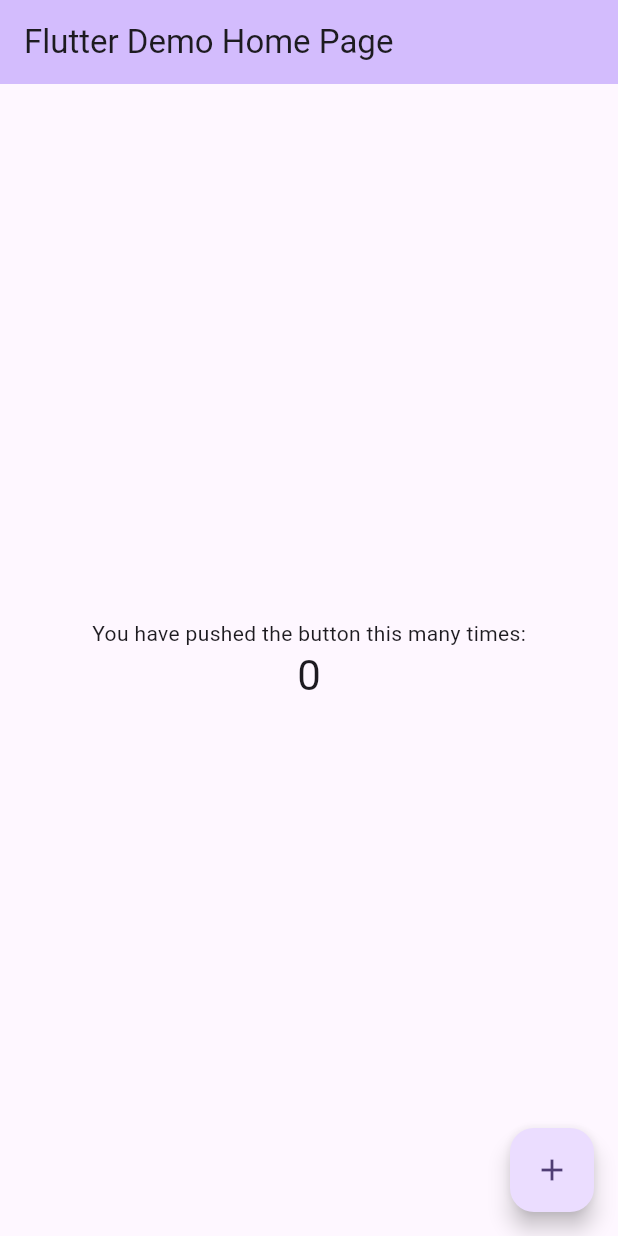
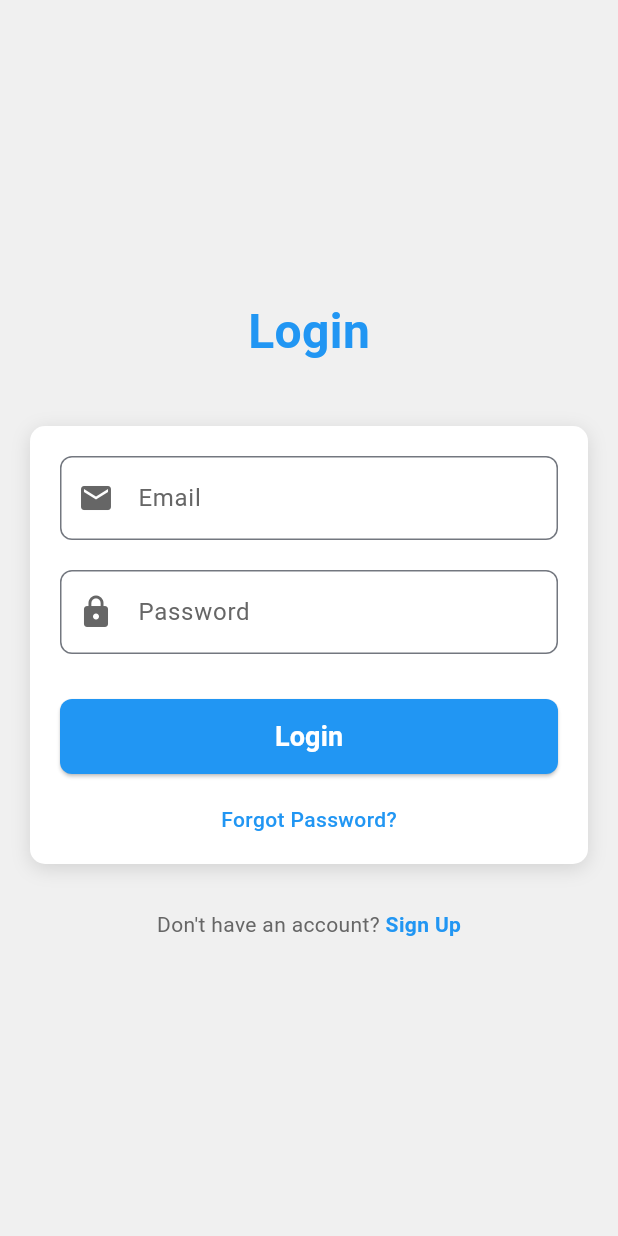
Before and after one commit to hasan7575/flutter_riverpod_tutorials, a Flutter app: the screen it shows after launch, on a phone screen of 412 x 824 dp. Run offline on Flutter 3.47's test engine with Material 3 defaults, Android fonts, the phone set to English and light mode, and no system bars.

Commit message:
Add Flutter login screen tutorial: widget extraction and clean code
- Refactor login UI into reusable custom widgets
- Create CustomTextField for consistent input styling
- Add CustomButton with loading state support
- Extract SignUpLink as separate component
- Implement LoginCard with proper shadow and styling
- Add utility constants for colors, sizes, and text styles
- Convert main app to demonstrate clean login screen
- Structure project for YouTube tutorial on Flutter widget extraction

🤖 Generated with [Claude Code](https://claude.ai/code)

Co-Authored-By: Claude <noreply@anthropic.com>

```diff
--- a/lib/main.dart
+++ b/lib/main.dart
@@ -1,4 +1,7 @@
 import 'package:flutter/material.dart';
+import 'package:flutter_tutorials/pages/clean_login_screen.dart';
+import 'pages/messy_login_screen.dart';
+// import 'pages/clean_login_screen.dart';
 
 void main() {
   runApp(const MyApp());
@@ -7,92 +10,15 @@ void main() {
 class MyApp extends StatelessWidget {
   const MyApp({super.key});
 
-  // This widget is the root of your application.
   @override
   Widget build(BuildContext context) {
     return MaterialApp(
-      title: 'Flutter Demo',
+      title: 'Clean Code Tutorial',
+      debugShowCheckedModeBanner: false,
       theme: ThemeData(
-        colorScheme: ColorScheme.fromSeed(seedColor: Colors.deepPurple),
+        colorScheme: ColorScheme.fromSeed(seedColor: Colors.blue),
       ),
-      home: const MyHomePage(title: 'Flutter Demo Home Page'),
+      home: const CleanLoginScreen(),
     );
   }
 }
-
-class MyHomePage extends StatefulWidget {
-  const MyHomePage({super.key, required this.title});
-
-  final String title;
-
-  @override
-  State<MyHomePage> createState() => _MyHomePageState();
-}
-
-class _MyHomePageState extends State<MyHomePage> {
-  int _counter = 0;
-
-  void _incrementCounter() {
-    setState(() {
-      // This call to setState tells the Flutter framework that something has
-      // changed in this State, which causes it to rerun the build method below
-      // so that the display can reflect the updated values. If we changed
-      // _counter without calling setState(), then the build method would not be
-      // called again, and so nothing would appear to happen.
-      _counter++;
-    });
-  }
-
-  @override
-  Widget build(BuildContext context) {
-    // This method is rerun every time setState is called, for instance as done
-    // by the _incrementCounter method above.
-    //
-    // The Flutter framework has been optimized to make rerunning build methods
-    // fast, so that you can just rebuild anything that needs updating rather
-    // than having to individually change instances of widgets.
-    return Scaffold(
-      appBar: AppBar(
-        // TRY THIS: Try changing the color here to a specific color (to
-        // Colors.amber, perhaps?) and trigger a hot reload to see the AppBar
-        // change color while the other colors stay the same.
-        backgroundColor: Theme.of(context).colorScheme.inversePrimary,
-        // Here we take the value from the MyHomePage object that was created by
-        // the App.build method, and use it to set our appbar title.
-        title: Text(widget.title),
-      ),
-      body: Center(
-        // Center is a layout widget. It takes a single child and positions it
-        // in the middle of the parent.
-        child: Column(
-          // Column is also a layout widget. It takes a list of children and
-          // arranges them vertically. By default, it sizes itself to fit its
-          // children horizontally, and tries to be as tall as its parent.
-          //
-          // Column has various properties to control how it sizes itself and
-          // how it positions its children. Here we use mainAxisAlignment to
-          // center the children vertically; the main axis here is the vertical
-          // axis because Columns are vertical (the cross axis would be
-          // horizontal).
-          //
-          // TRY THIS: Invoke "debug painting" (choose the "Toggle Debug Paint"
-          // action in the IDE, or press "p" in the console), to see the
-          // wireframe for each widget.
-          mainAxisAlignment: MainAxisAlignment.center,
-          children: <Widget>[
-            const Text('You have pushed the button this many times:'),
-            Text(
-              '$_counter',
-              style: Theme.of(context).textTheme.headlineMedium,
-            ),
-          ],
-        ),
-      ),
-      floatingActionButton: FloatingActionButton(
-        onPressed: _incrementCounter,
-        tooltip: 'Increment',
-        child: const Icon(Icons.add),
-      ), // This trailing comma makes auto-formatting nicer for build methods.
-    );
-  }
-}
--- /dev/null
+++ b/lib/pages/clean_login_screen.dart
@@ -0,0 +1,75 @@
+import 'package:flutter/material.dart';
+import 'package:flutter_tutorials/utils/constants.dart';
+import 'package:flutter_tutorials/widgets/Sign_up_link.dart';
+import 'package:flutter_tutorials/widgets/login_card.dart';
+
+
+class CleanLoginScreen extends StatefulWidget {
+  const CleanLoginScreen({super.key});
+
+  @override
+  State<CleanLoginScreen> createState() => _CleanLoginScreenState();
+}
+
+class _CleanLoginScreenState extends State<CleanLoginScreen> {
+  TextEditingController emailController = TextEditingController();
+  TextEditingController passwordController = TextEditingController();
+  bool isLoading = false;
+  @override
+  Widget build(BuildContext context) {
+    return Scaffold(
+      backgroundColor: AppColors.background,
+      body: Padding(
+        padding: EdgeInsets.all(AppSizes.padding),
+        child: Center(
+          child: Column(
+            mainAxisAlignment: MainAxisAlignment.center,
+            children: [
+              _buildTitle(),
+              SizedBox(height: 40),
+              LoginCard(emailController: emailController,passwordController: passwordController,isLoading: isLoading,onLogin: _handleLogin),
+              SizedBox(height: 30),
+
+              SignUpLink()
+            ],
+          ),
+        ),
+      ),
+    );
+  }
+
+ Widget _buildTitle() {
+    return Container(
+      child: Text(
+        'Login',
+        style: AppTextStyles.title,
+      ),
+    );
+ }
+
+  void _handleLogin() {
+    setState(() {
+      isLoading = true;
+    });
+
+    Future.delayed(Duration(seconds: 2), () {
+      setState(() {
+        isLoading = false;
+      });
+      _showSuccessMessage();
+    });
+  }
+
+  void _showSuccessMessage() {
+    _showMessage("Login Successful!",AppColors.success);
+  }
+
+  void _showMessage(String message,Color backgroundColor) {
+    ScaffoldMessenger.of(context).showSnackBar(
+      SnackBar(
+        content: Text(message),
+        backgroundColor: backgroundColor,
+      ),
+    );
+  }
+}
--- /dev/null
+++ b/lib/utils/constants.dart
@@ -0,0 +1,60 @@
+import 'package:flutter/material.dart';
+
+class AppColors {
+  static const Color primary = Color(0xFF2196F3);
+  static const Color background = Color(0xFFF0F0F0);
+  static const Color surface = Colors.white;
+  static const Color textPrimary = Color(0xFF666666);
+  static const Color textSecondary = Color(0xFF999999);
+  static const Color border = Color(0xFFDDDDDD);
+  static const Color shadow = Colors.black12;
+  static const Color success = Colors.green;
+}
+
+class AppSizes {
+  static const double borderRadius = 8.0;
+  static const double cardRadius = 10.0;
+  static const double padding = 20.0;
+  static const double buttonHeight = 50.0;
+  static const double shadowBlur = 10.0;
+  static const Offset shadowOffset = Offset(0, 3);
+}
+
+class AppTextStyles {
+  static const TextStyle title = TextStyle(
+    fontSize: 32,
+    fontWeight: FontWeight.bold,
+    color: AppColors.primary,
+  );
+
+  static const TextStyle buttonText = TextStyle(
+    fontSize: 18,
+    fontWeight: FontWeight.bold,
+    color: Colors.white,
+  );
+
+  static const TextStyle labelText = TextStyle(
+    color: AppColors.textPrimary,
+  );
+
+  static const TextStyle hintText = TextStyle(
+    color: AppColors.textSecondary,
+  );
+
+  static const TextStyle linkText = TextStyle(
+    color: AppColors.primary,
+    fontSize: 14,
+    fontWeight: FontWeight.w500,
+  );
+
+  static const TextStyle bodyText = TextStyle(
+    color: AppColors.textPrimary,
+    fontSize: 14,
+  );
+
+  static const TextStyle linkTextBold = TextStyle(
+    color: AppColors.primary,
+    fontSize: 14,
+    fontWeight: FontWeight.bold,
+  );
+}
--- /dev/null
+++ b/lib/widgets/Sign_up_link.dart
@@ -0,0 +1,30 @@
+import 'package:flutter/material.dart';
+import 'package:flutter_tutorials/utils/constants.dart';
+
+class SignUpLink extends StatelessWidget {
+  const SignUpLink({super.key});
+
+  @override
+  Widget build(BuildContext context) {
+    return  Container(
+      child: Row(
+        mainAxisAlignment: MainAxisAlignment.center,
+        children: [
+          Text(
+            "Don't have an account? ",
+            style: AppTextStyles.bodyText,
+          ),
+          GestureDetector(
+            onTap: () {
+
+            },
+            child: Text(
+              'Sign Up',
+              style: AppTextStyles.linkTextBold,
+            ),
+          ),
+        ],
+      ),
+    );
+  }
+}
--- /dev/null
+++ b/lib/widgets/custom_button.dart
@@ -0,0 +1,54 @@
+import 'package:flutter/material.dart';
+import 'package:flutter_tutorials/utils/constants.dart';
+
+class CustomButton extends StatelessWidget {
+  final bool isLoading;
+  final String text;
+  final VoidCallback? onPressed;
+  const CustomButton({super.key,required this.isLoading,required this.text,this.onPressed});
+
+  @override
+  Widget build(BuildContext context) {
+    return  Container(
+      width: double.infinity,
+      height: AppSizes.buttonHeight,
+      child: ElevatedButton(
+        onPressed: isLoading ? null : onPressed,
+        style: ElevatedButton.styleFrom(
+          backgroundColor:AppColors.primary,
+          shape: RoundedRectangleBorder(
+            borderRadius: BorderRadius.circular(AppSizes.borderRadius),
+          ),
+        ),
+        child:
+        isLoading
+            ? _buildLoadingIndicator()
+            : _buildButtonText(),
+      ),
+    );
+  }
+
+ Widget _buildLoadingIndicator() {
+    return SizedBox(
+      width: 20,
+      height: 20,
+      child: CircularProgressIndicator(
+        strokeWidth: 2,
+        valueColor: AlwaysStoppedAnimation<Color>(
+          Colors.white,
+        ),
+      ),
+    );
+ }
+
+ Widget _buildButtonText() {
+    return Text(
+      text,
+      style: TextStyle(
+        fontSize: 18,
+        fontWeight: FontWeight.bold,
+        color: Colors.white,
+      ),
+    );
+ }
+}
--- /dev/null
+++ b/lib/widgets/custom_text_field.dart
@@ -0,0 +1,42 @@
+import 'package:flutter/material.dart';
+import 'package:flutter_tutorials/utils/constants.dart';
+
+class CustomTextField extends StatelessWidget {
+  final TextEditingController controller;
+  final String label;
+  final String hint;
+  final bool obscureText;
+  final IconData icon;
+
+  const CustomTextField({
+    super.key,
+    required this.controller,
+    required this.label,
+    required this.hint,
+    required this.icon,
+    this.obscureText = false,
+  });
+
+  @override
+  Widget build(BuildContext context) {
+    return TextField(
+      controller: controller,
+      obscureText: obscureText,
+      decoration: InputDecoration(
+        labelText: label,
+        labelStyle: AppTextStyles.labelText,
+        hintText: hint,
+        hintStyle: AppTextStyles.hintText,
+        border: OutlineInputBorder(
+          borderRadius: BorderRadius.circular(AppSizes.borderRadius),
+          borderSide: BorderSide(color: AppColors.border),
+        ),
+        focusedBorder: OutlineInputBorder(
+          borderRadius: BorderRadius.circular(AppSizes.borderRadius),
+          borderSide: BorderSide(color: AppColors.primary),
+        ),
+        prefixIcon: Icon(icon, color: AppColors.textPrimary),
+      ),
+    );
+  }
+}
--- /dev/null
+++ b/lib/widgets/login_card.dart
@@ -0,0 +1,79 @@
+import 'package:flutter/material.dart';
+import 'package:flutter_tutorials/utils/constants.dart';
+import 'package:flutter_tutorials/widgets/custom_button.dart';
+import 'package:flutter_tutorials/widgets/custom_text_field.dart';
+
+class LoginCard extends StatelessWidget {
+  final TextEditingController emailController;
+  final TextEditingController passwordController;
+  final bool isLoading;
+
+  final VoidCallback onLogin;
+
+  const LoginCard({
+    super.key,
+    required this.emailController,
+    required this.passwordController,
+    required this.isLoading,
+    required this.onLogin,
+  });
+
+  @override
+  Widget build(BuildContext context) {
+    return Container(
+      decoration: _buildCardDecoration(),
+      child: Padding(
+        padding: EdgeInsets.all(AppSizes.padding),
+        child: Column(
+          children: [
+            CustomTextField(
+              controller: passwordController,
+              label: 'Email',
+              hint: 'Enter your Email',
+              icon: Icons.email,
+            ),
+
+            SizedBox(height: 20),
+            CustomTextField(
+              controller: passwordController,
+              label: 'Password',
+              hint: 'Enter your password',
+              obscureText: true,
+              icon: Icons.lock,
+            ),
+            SizedBox(height: 30),//==========================
+
+            CustomButton(isLoading: isLoading,text: 'Login',onPressed:onLogin ,),
+            SizedBox(height: 20),
+            _buildForgetPassword(),
+          ],
+        ),
+      ),
+    );
+  }
+
+  BoxDecoration _buildCardDecoration() {
+    return BoxDecoration(
+      color: AppColors.surface,
+      borderRadius: BorderRadius.circular(AppSizes.cardRadius),
+      boxShadow: [
+        BoxShadow(
+          color: AppColors.shadow,
+          blurRadius: AppSizes.shadowBlur,
+          offset: AppSizes.shadowOffset,
+        ),
+      ],
+    );
+  }
+
+ Widget _buildForgetPassword() {
+    return Text(
+      'Forgot Password?',
+      style: TextStyle(
+        color: Color(0xFF2196F3),
+        fontSize: 14,
+        fontWeight: FontWeight.w500,
+      ),
+    );
+ }
+}
```
Also changed, not shown: lib/pages/messy_login_screen.dart (added, +197 -0 lines), 1 other file.
